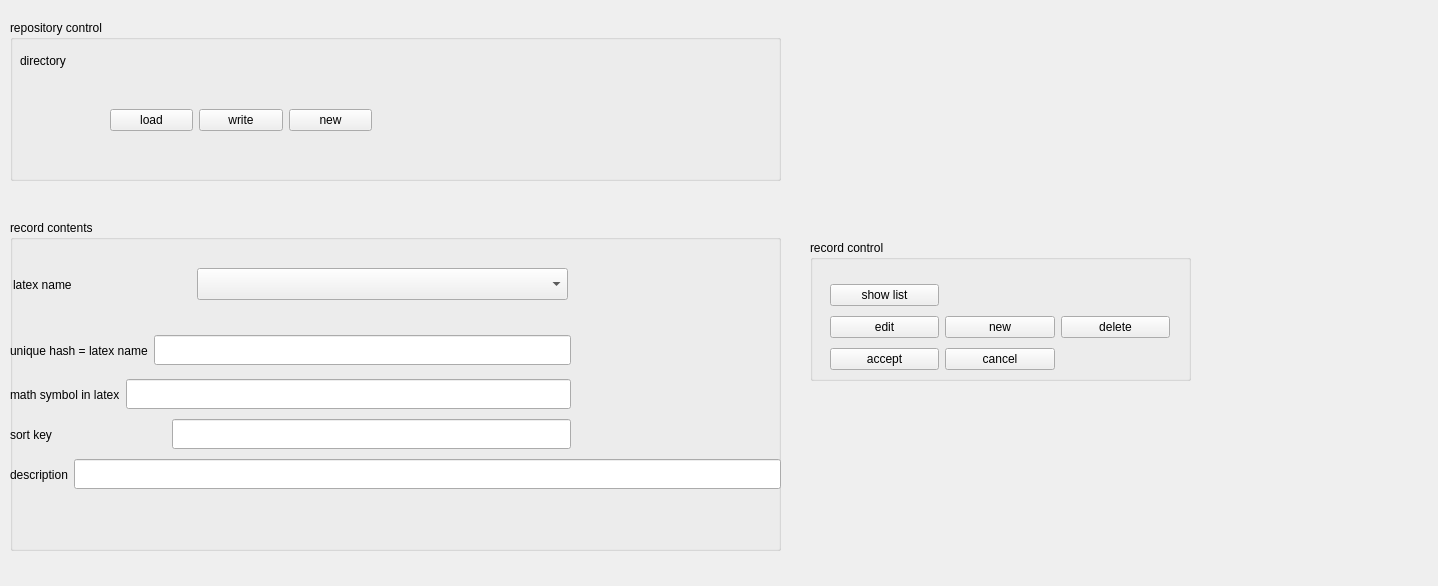
Old version of the form src/editor.ui in the repository heinz-preisig/ScriptSymbolDefs_v4.
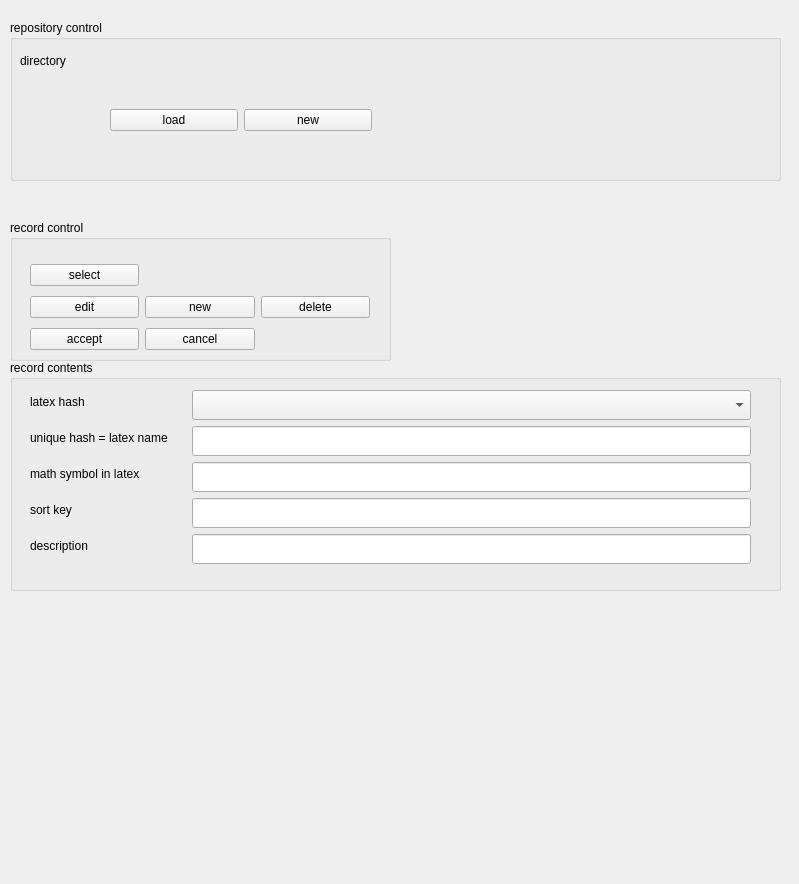
New version of the form.

Commit message: a complet retrofit of the logics -- part 1

```diff
--- a/src/editor.ui
+++ b/src/editor.ui
@@ -6,8 +6,8 @@
    <rect>
     <x>0</x>
     <y>0</y>
-    <width>1438</width>
-    <height>586</height>
+    <width>799</width>
+    <height>884</height>
    </rect>
   </property>
   <property name="windowTitle">
@@ -42,13 +42,6 @@
        </property>
       </widget>
      </item>
-     <item>
-      <widget class="QPushButton" name="pushButtonWrite">
-       <property name="text">
-        <string>write</string>
-       </property>
-      </widget>
-     </item>
      <item>
       <widget class="QPushButton" name="pushButtonNewRepo">
        <property name="text">
@@ -75,8 +68,8 @@
   <widget class="QGroupBox" name="groupBox_2">
    <property name="geometry">
     <rect>
-     <x>810</x>
-     <y>240</y>
+     <x>10</x>
+     <y>220</y>
      <width>381</width>
      <height>141</height>
     </rect>
@@ -125,7 +118,7 @@
      <item row="0" column="1">
       <widget class="QPushButton" name="pushButtonShowList">
        <property name="text">
-        <string>show list</string>
+        <string>select</string>
        </property>
       </widget>
      </item>
@@ -143,9 +136,9 @@
    <property name="geometry">
     <rect>
      <x>10</x>
-     <y>220</y>
+     <y>360</y>
      <width>771</width>
-     <height>331</height>
+     <height>231</height>
     </rect>
    </property>
    <property name="title">
@@ -154,21 +147,21 @@
    <widget class="QWidget" name="layoutWidget_3">
     <property name="geometry">
      <rect>
-      <x>0</x>
-      <y>110</y>
-      <width>561</width>
-      <height>41</height>
+      <x>20</x>
+      <y>30</y>
+      <width>721</width>
+      <height>176</height>
      </rect>
     </property>
-    <layout class="QHBoxLayout" name="horizontalLayout_8">
-     <item>
+    <layout class="QFormLayout" name="formLayout">
+     <item row="1" column="0">
       <widget class="QLabel" name="labelHash_2">
        <property name="text">
         <string>unique hash = latex name</string>
        </property>
       </widget>
      </item>
-     <item>
+     <item row="1" column="1">
       <widget class="QLineEdit" name="lineEditHash">
        <property name="minimumSize">
         <size>
@@ -178,61 +171,31 @@
        </property>
       </widget>
      </item>
-    </layout>
-   </widget>
-   <widget class="QWidget" name="layoutWidget_5">
-    <property name="geometry">
-     <rect>
-      <x>3</x>
-      <y>44</y>
-      <width>555</width>
-      <height>41</height>
-     </rect>
-    </property>
-    <layout class="QHBoxLayout" name="horizontalLayout_10">
-     <item>
-      <widget class="QLabel" name="label_3">
-       <property name="maximumSize">
-        <size>
-         <width>267</width>
-         <height>16777215</height>
-        </size>
-       </property>
+     <item row="2" column="0">
+      <widget class="QLabel" name="labelSymbol_2">
        <property name="text">
-        <string>latex name                             </string>
+        <string>math symbol in latex</string>
        </property>
       </widget>
      </item>
-     <item>
-      <widget class="QComboBox" name="comboBoxHash">
+     <item row="2" column="1">
+      <widget class="QLineEdit" name="lineEditSymbol">
        <property name="minimumSize">
         <size>
-         <width>371</width>
-         <height>32</height>
+         <width>0</width>
+         <height>30</height>
         </size>
        </property>
       </widget>
      </item>
-    </layout>
-   </widget>
-   <widget class="QWidget" name="layoutWidget_2">
-    <property name="geometry">
-     <rect>
-      <x>0</x>
-      <y>194</y>
-      <width>561</width>
-      <height>41</height>
-     </rect>
-    </property>
-    <layout class="QHBoxLayout" name="horizontalLayout_7">
-     <item>
+     <item row="3" column="0">
       <widget class="QLabel" name="labelSortKey_2">
        <property name="text">
         <string>sort key                                  </string>
        </property>
       </widget>
      </item>
-     <item>
+     <item row="3" column="1">
       <widget class="QLineEdit" name="lineEditSortKey">
        <property name="minimumSize">
         <size>
@@ -242,26 +205,14 @@
        </property>
       </widget>
      </item>
-    </layout>
-   </widget>
-   <widget class="QWidget" name="layoutWidget">
-    <property name="geometry">
-     <rect>
-      <x>0</x>
-      <y>234</y>
-      <width>771</width>
-      <height>41</height>
-     </rect>
-    </property>
-    <layout class="QHBoxLayout" name="horizontalLayout_6">
-     <item>
+     <item row="4" column="0">
       <widget class="QLabel" name="labelDescription_2">
        <property name="text">
         <string>description</string>
        </property>
       </widget>
      </item>
-     <item>
+     <item row="4" column="1">
       <widget class="QLineEdit" name="lineEditDescription">
        <property name="minimumSize">
         <size>
@@ -271,27 +222,15 @@
        </property>
       </widget>
      </item>
-    </layout>
-   </widget>
-   <widget class="QWidget" name="layoutWidget_4">
-    <property name="geometry">
-     <rect>
-      <x>0</x>
-      <y>154</y>
-      <width>561</width>
-      <height>41</height>
-     </rect>
-    </property>
-    <layout class="QHBoxLayout" name="horizontalLayout_9">
-     <item>
-      <widget class="QLabel" name="labelSymbol_2">
+     <item row="0" column="0">
+      <widget class="QLabel" name="label">
        <property name="text">
-        <string>math symbol in latex</string>
+        <string>latex hash</string>
        </property>
       </widget>
      </item>
-     <item>
-      <widget class="QLineEdit" name="lineEditSymbol">
+     <item row="0" column="1">
+      <widget class="QComboBox" name="comboBoxHash">
        <property name="minimumSize">
         <size>
          <width>0</width>
```
Left out of the diff: 8 changed lines with no effect on the pictures. The commit also changes 2 other files.
